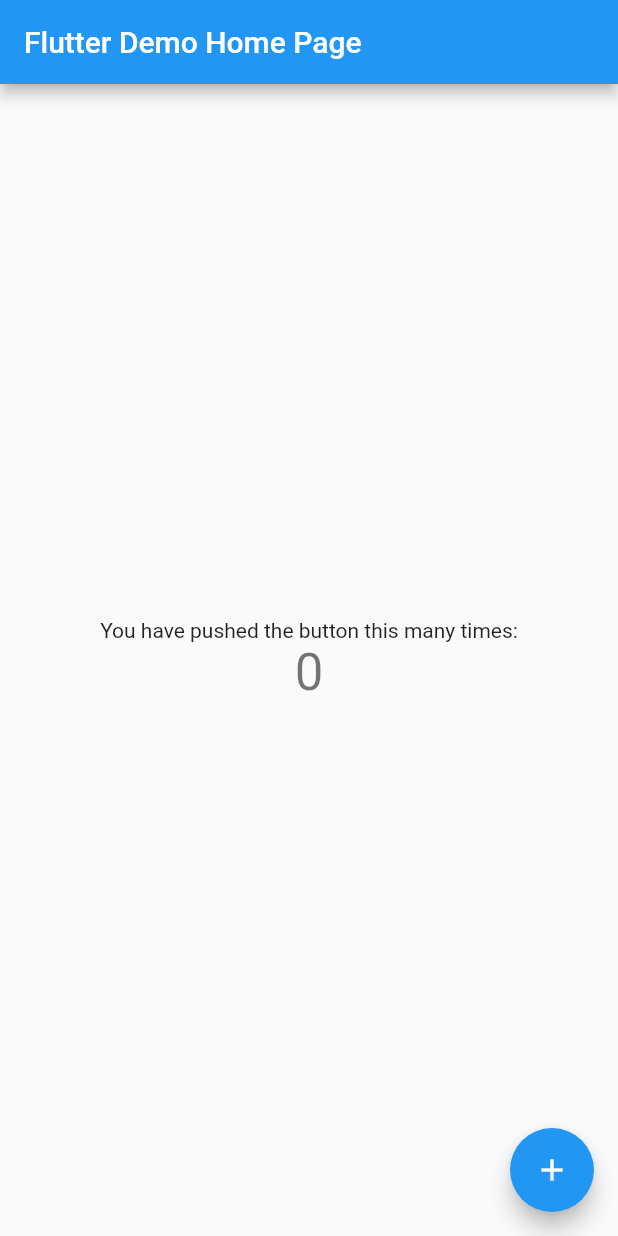
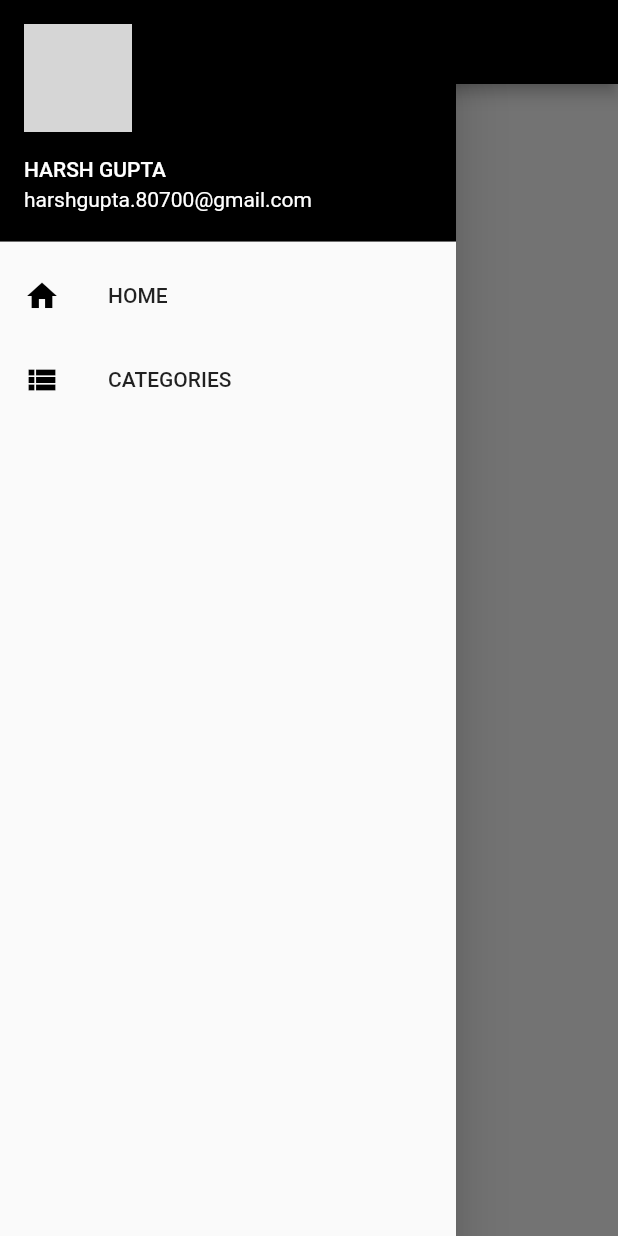
Before and after one commit to harshgupta80700/TODO_SQLite, a Flutter app: the screen it shows after launch, with the side drawer open (before the commit the screen has no drawer), on a phone screen of 412 x 824 dp. Run offline on Flutter 3.47's test engine with Material 2 defaults, Android fonts, the phone set to English and light mode, and no system bars; network calls fail; grey boxes are pictures that could not be loaded.

```diff
--- a/lib/main.dart
+++ b/lib/main.dart
@@ -1,4 +1,5 @@
 import 'package:flutter/material.dart';
+import 'package:todo_sqlite/views/home.dart';
 
 void main() {
   runApp(MyApp());
@@ -10,108 +11,12 @@ class MyApp extends StatelessWidget {
   Widget build(BuildContext context) {
     return MaterialApp(
       title: 'Flutter Demo',
+      debugShowCheckedModeBanner: false,
       theme: ThemeData(
-        // This is the theme of your application.
-        //
-        // Try running your application with "flutter run". You'll see the
-        // application has a blue toolbar. Then, without quitting the app, try
-        // changing the primarySwatch below to Colors.green and then invoke
-        // "hot reload" (press "r" in the console where you ran "flutter run",
-        // or simply save your changes to "hot reload" in a Flutter IDE).
-        // Notice that the counter didn't reset back to zero; the application
-        // is not restarted.
         primarySwatch: Colors.blue,
-        // This makes the visual density adapt to the platform that you run
-        // the app on. For desktop platforms, the controls will be smaller and
-        // closer together (more dense) than on mobile platforms.
         visualDensity: VisualDensity.adaptivePlatformDensity,
       ),
-      home: MyHomePage(title: 'Flutter Demo Home Page'),
+      home: Homescreen(),
     );
   }
 }
-
-class MyHomePage extends StatefulWidget {
-  MyHomePage({Key key, this.title}) : super(key: key);
-
-  // This widget is the home page of your application. It is stateful, meaning
-  // that it has a State object (defined below) that contains fields that affect
-  // how it looks.
-
-  // This class is the configuration for the state. It holds the values (in this
-  // case the title) provided by the parent (in this case the App widget) and
-  // used by the build method of the State. Fields in a Widget subclass are
-  // always marked "final".
-
-  final String title;
-
-  @override
-  _MyHomePageState createState() => _MyHomePageState();
-}
-
-class _MyHomePageState extends State<MyHomePage> {
-  int _counter = 0;
-
-  void _incrementCounter() {
-    setState(() {
-      // This call to setState tells the Flutter framework that something has
-      // changed in this State, which causes it to rerun the build method below
-      // so that the display can reflect the updated values. If we changed
-      // _counter without calling setState(), then the build method would not be
-      // called again, and so nothing would appear to happen.
-      _counter++;
-    });
-  }
-
-  @override
-  Widget build(BuildContext context) {
-    // This method is rerun every time setState is called, for instance as done
-    // by the _incrementCounter method above.
-    //
-    // The Flutter framework has been optimized to make rerunning build methods
-    // fast, so that you can just rebuild anything that needs updating rather
-    // than having to individually change instances of widgets.
-    return Scaffold(
-      appBar: AppBar(
-        // Here we take the value from the MyHomePage object that was created by
-        // the App.build method, and use it to set our appbar title.
-        title: Text(widget.title),
-      ),
-      body: Center(
-        // Center is a layout widget. It takes a single child and positions it
-        // in the middle of the parent.
-        child: Column(
-          // Column is also a layout widget. It takes a list of children and
-          // arranges them vertically. By default, it sizes itself to fit its
-          // children horizontally, and tries to be as tall as its parent.
-          //
-          // Invoke "debug painting" (press "p" in the console, choose the
-          // "Toggle Debug Paint" action from the Flutter Inspector in Android
-          // Studio, or the "Toggle Debug Paint" command in Visual Studio Code)
-          // to see the wireframe for each widget.
-          //
-          // Column has various properties to control how it sizes itself and
-          // how it positions its children. Here we use mainAxisAlignment to
-          // center the children vertically; the main axis here is the vertical
-          // axis because Columns are vertical (the cross axis would be
-          // horizontal).
-          mainAxisAlignment: MainAxisAlignment.center,
-          children: <Widget>[
-            Text(
-              'You have pushed the button this many times:',
-            ),
-            Text(
-              '$_counter',
-              style: Theme.of(context).textTheme.headline4,
-            ),
-          ],
-        ),
-      ),
-      floatingActionButton: FloatingActionButton(
-        onPressed: _incrementCounter,
-        tooltip: 'Increment',
-        child: Icon(Icons.add),
-      ), // This trailing comma makes auto-formatting nicer for build methods.
-    );
-  }
-}
--- /dev/null
+++ b/lib/shared/appbar.dart
@@ -0,0 +1,9 @@
+import 'package:flutter/material.dart';
+
+AppBar getAppBar(){
+  return AppBar(
+    title: Text("TODO SQLite"),
+    centerTitle: true,
+    backgroundColor: Colors.black,
+  );
+}
--- /dev/null
+++ b/lib/views/categories.dart
@@ -0,0 +1,13 @@
+import 'package:flutter/material.dart';
+
+class Categories extends StatefulWidget {
+  @override
+  _CategoriesState createState() => _CategoriesState();
+}
+
+class _CategoriesState extends State<Categories> {
+  @override
+  Widget build(BuildContext context) {
+    return Container();
+  }
+}
--- /dev/null
+++ b/lib/views/home.dart
@@ -0,0 +1,18 @@
+import 'package:flutter/material.dart';
+import 'package:todo_sqlite/shared/appbar.dart';
+import 'package:todo_sqlite/views/side_menu.dart';
+
+class Homescreen extends StatefulWidget {
+  @override
+  _HomescreenState createState() => _HomescreenState();
+}
+
+class _HomescreenState extends State<Homescreen> {
+  @override
+  Widget build(BuildContext context) {
+    return Scaffold(
+      appBar: getAppBar(),
+      drawer: SideMenu(),
+    );
+  }
+}
--- /dev/null
+++ b/lib/views/side_menu.dart
@@ -0,0 +1,40 @@
+import 'package:flutter/material.dart';
+
+class SideMenu extends StatefulWidget {
+  @override
+  _SideMenuState createState() => _SideMenuState();
+}
+
+class _SideMenuState extends State<SideMenu> {
+  @override
+  Widget build(BuildContext context) {
+    return Container(
+      child: Drawer(
+        child: ListView(
+          children: [
+            UserAccountsDrawerHeader(
+              currentAccountPicture: CircleAvatar(
+                backgroundImage: NetworkImage('https://images.unsplash.com/photo-1541647376583-8934aaf3448a?ixlib=rb-1.2.1&ixid=eyJhcHBfaWQiOjEyMDd9&w=1000&q=80'),
+              ),
+              accountName: Text("HARSH GUPTA"),
+              accountEmail: Text("harshgupta.80700@gmail.com"),
+              decoration: BoxDecoration(
+                color: Colors.black
+              ),
+            ),
+            ListTile(
+              leading: Icon(Icons.home,color: Colors.black,),
+              title: Text("HOME"),
+              onTap: (){},
+            ),
+            ListTile(
+              leading: Icon(Icons.view_list,color: Colors.black,),
+              title: Text("CATEGORIES"),
+              onTap: (){},
+            )
+          ],
+        ),
+      ),
+    );
+  }
+}
```
Also changed, not shown: 1 other file.
